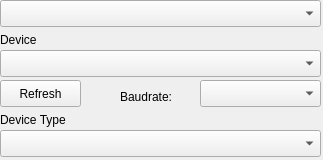
Qt form src/GUI/SettingsWidget/DeviceSettingsWidget.ui (donarturo11/QBrainwaveOSC) before a commit.
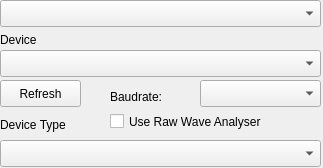
The same form after that commit.

Commit message: Add checkbox enabling raw wave analyser

```diff
--- a/src/GUI/SettingsWidget/DeviceSettingsWidget.ui
+++ b/src/GUI/SettingsWidget/DeviceSettingsWidget.ui
@@ -7,7 +7,7 @@
     <x>0</x>
     <y>0</y>
     <width>323</width>
-    <height>160</height>
+    <height>168</height>
    </rect>
   </property>
   <property name="windowTitle">
@@ -53,8 +53,8 @@
    <property name="geometry">
     <rect>
      <x>0</x>
-     <y>110</y>
-     <width>141</width>
+     <y>115</y>
+     <width>111</width>
      <height>19</height>
     </rect>
    </property>
@@ -66,7 +66,7 @@
    <property name="geometry">
     <rect>
      <x>0</x>
-     <y>130</y>
+     <y>140</y>
      <width>321</width>
      <height>27</height>
     </rect>
@@ -95,9 +95,9 @@
   <widget class="QLabel" name="baudrate_label">
    <property name="geometry">
     <rect>
-     <x>120</x>
+     <x>110</x>
      <y>88</y>
-     <width>70</width>
+     <width>80</width>
      <height>17</height>
     </rect>
    </property>
@@ -105,6 +105,19 @@
     <string>Baudrate:</string>
    </property>
   </widget>
+  <widget class="QCheckBox" name="enable_rawwave_analyser">
+   <property name="geometry">
+    <rect>
+     <x>110</x>
+     <y>106</y>
+     <width>211</width>
+     <height>31</height>
+    </rect>
+   </property>
+   <property name="text">
+    <string>Use Raw Wave Analyser</string>
+   </property>
+  </widget>
  </widget>
  <resources/>
  <connections/>
```
